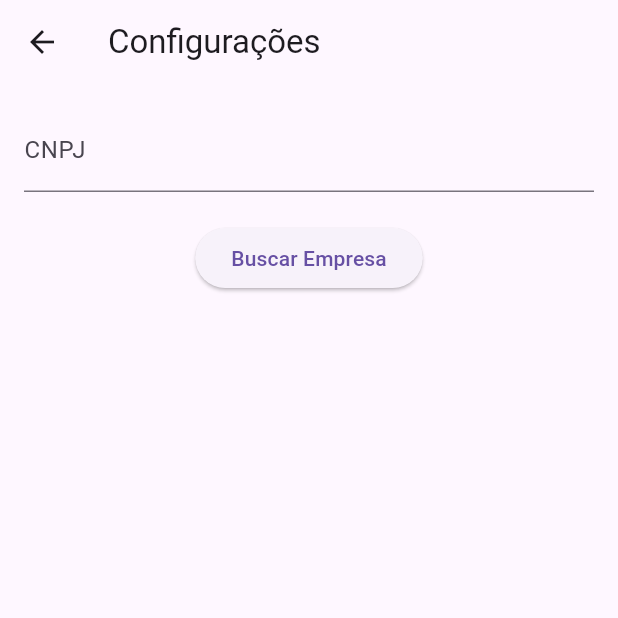
After one commit to ftcconsultoria/siscontRestaurantes, a Flutter app: the screen it shows after launch, after a tap on "Configurar Empresa", on a phone screen of 412 x 824 dp, the top half of it. The commit adds this screen. Run offline on Flutter 3.47's test engine with Material 3 defaults, Android fonts, the phone set to English and light mode, and no system bars; our stand-ins replace connectivity_plus, sqflite, supabase_flutter; accounts and stored records are empty.

Commit message:
Add configuration screen to fetch company by CNPJ

```diff
--- /dev/null
+++ b/lib/config_page.dart
@@ -0,0 +1,63 @@
+import 'package:flutter/material.dart';
+import 'supabase/supabase_manager.dart';
+
+class ConfigPage extends StatefulWidget {
+  const ConfigPage({Key? key}) : super(key: key);
+
+  @override
+  State<ConfigPage> createState() => _ConfigPageState();
+}
+
+class _ConfigPageState extends State<ConfigPage> {
+  final TextEditingController _cnpjController = TextEditingController();
+  String _result = '';
+
+  Future<void> _fetchEmpresa() async {
+    final cnpj = _cnpjController.text.trim();
+    if (cnpj.isEmpty) return;
+    try {
+      final data = await SupabaseManager()
+          .client
+          .from('CADE_EMPRESA')
+          .select()
+          .eq('cemp_cnpj', cnpj)
+          .maybeSingle();
+      setState(() {
+        if (data == null) {
+          _result = 'Empresa não encontrada';
+        } else {
+          _result = 'Empresa: ${data['cemp_nome_fantasia'] ?? 'sem nome'}';
+        }
+      });
+    } catch (_) {
+      setState(() {
+        _result = 'Erro ao buscar empresa';
+      });
+    }
+  }
+
+  @override
+  Widget build(BuildContext context) {
+    return Scaffold(
+      appBar: AppBar(title: const Text('Configurações')),
+      body: Padding(
+        padding: const EdgeInsets.all(16),
+        child: Column(
+          children: [
+            TextField(
+              controller: _cnpjController,
+              decoration: const InputDecoration(labelText: 'CNPJ'),
+            ),
+            const SizedBox(height: 20),
+            ElevatedButton(
+              onPressed: _fetchEmpresa,
+              child: const Text('Buscar Empresa'),
+            ),
+            const SizedBox(height: 20),
+            Text(_result),
+          ],
+        ),
+      ),
+    );
+  }
+}
--- a/lib/main.dart
+++ b/lib/main.dart
@@ -2,6 +2,7 @@ import 'package:flutter/material.dart';
 import 'db/database_helper.dart';
 import 'supabase/supabase_manager.dart';
 import 'sync_manager.dart';
+import 'config_page.dart';
 
 void main() async {
   WidgetsFlutterBinding.ensureInitialized();
@@ -76,6 +77,18 @@ class _HomePageState extends State<HomePage> {
               child: const Text('Testar Supabase'),
             ),
             const SizedBox(height: 20),
+            ElevatedButton(
+              onPressed: () {
+                Navigator.push(
+                  context,
+                  MaterialPageRoute(
+                    builder: (_) => const ConfigPage(),
+                  ),
+                );
+              },
+              child: const Text('Configurar Empresa'),
+            ),
+            const SizedBox(height: 20),
             Text(_result),
           ],
         ),
```
